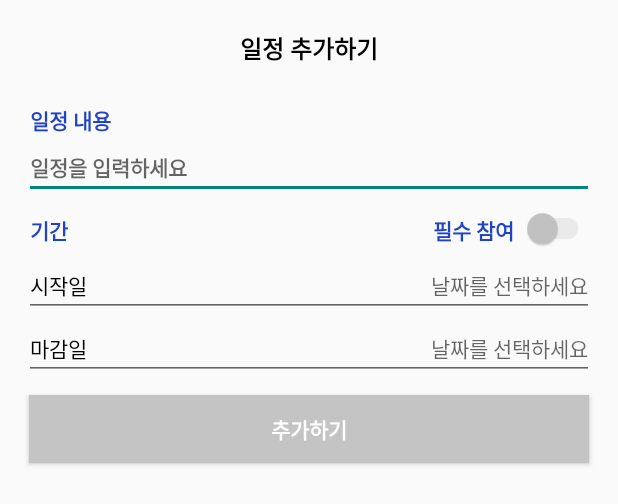
After one commit to DSM-JAVA-PROJECT/Project-Flow_Android, an Android app: the layout add_schedule_bottom.xml on its own in the app's theme, with its tools: preview values and no code run, on a phone screen of 412 x 824 dp. The commit adds this screen. Shown: the top 504 px of the screen. Run offline under Robolectric (Android 15) with nearby library versions, the phone set to English and light mode, and no system bars.

Commit message:
[UPDATE] Add schedule bottomsheet

```diff
--- a/app/src/main/java/com/example/project_flow_android/network/StompClient.kt
+++ b/app/src/main/java/com/example/project_flow_android/network/StompClient.kt
@@ -5,7 +5,7 @@ import ua.naiksoftware.stomp.Stomp
 
 class StompClient : Thread() {
     override fun run() {
-        val url = "ws://211.38.86.92:8010/websocket"
+        val url = "ws://54.180.224.67:8080/websocket"
         val stompClient = Stomp.over(Stomp.ConnectionProvider.OKHTTP, url)
 
         stompClient.connect()
--- a/app/src/main/java/com/example/project_flow_android/ui/chat/ChatRvAdapter.kt
+++ b/app/src/main/java/com/example/project_flow_android/ui/chat/ChatRvAdapter.kt
@@ -1,5 +1,6 @@
 package com.example.project_flow_android.ui.chat
 
+import android.net.Uri
 import android.view.LayoutInflater
 import android.view.View
 import android.view.ViewGroup
@@ -10,18 +11,21 @@ import kotlinx.android.synthetic.main.chat_item_mine.view.*
 import kotlinx.android.synthetic.main.chat_item_other.view.*
 import java.lang.RuntimeException
 
-class ChatRvAdapter(private val items: ChatListResponse) : RecyclerView.Adapter<RecyclerView.ViewHolder>() {
+class ChatRvAdapter(private val items: ChatListResponse) :
+    RecyclerView.Adapter<RecyclerView.ViewHolder>() {
     private val MINE_TALK = 0
     private val OTHER_TALK = 1
 
-    override fun onCreateViewHolder(parent: ViewGroup, viewType: Int) : RecyclerView.ViewHolder {
-        return when(viewType){
+    override fun onCreateViewHolder(parent: ViewGroup, viewType: Int): RecyclerView.ViewHolder {
+        return when (viewType) {
             MINE_TALK -> {
-                val inflateView = LayoutInflater.from(parent.context).inflate(R.layout.chat_item_mine, parent, false)
+                val inflateView = LayoutInflater.from(parent.context)
+                    .inflate(R.layout.chat_item_mine, parent, false)
                 MineViewHolder(inflateView)
             }
             OTHER_TALK -> {
-                val inflateView = LayoutInflater.from(parent.context).inflate(R.layout.chat_item_other, parent, false)
+                val inflateView = LayoutInflater.from(parent.context)
+                    .inflate(R.layout.chat_item_other, parent, false)
                 OtherViewHolder(inflateView)
             }
             else -> throw RuntimeException("알 수 없는 viewType")
@@ -30,12 +34,11 @@ class ChatRvAdapter(private val items: ChatListResponse) : RecyclerView.Adapter<
 
     override fun onBindViewHolder(holder: RecyclerView.ViewHolder, position: Int) {
         val item = items.chatListResponse[position]
-        if(holder is MineViewHolder){
+        if (holder is MineViewHolder) {
             holder.apply {
                 bind(item)
             }
-        }
-        else if(holder is OtherViewHolder){
+        } else if (holder is OtherViewHolder) {
             holder.apply {
                 bind(item)
             }
@@ -45,22 +48,36 @@ class ChatRvAdapter(private val items: ChatListResponse) : RecyclerView.Adapter<
     override fun getItemCount() = items.chatListResponse.size
 
     override fun getItemViewType(position: Int): Int {
-        return if(items.chatListResponse[position].isMine)MINE_TALK else OTHER_TALK
+        return if (items.chatListResponse[position].isMine) MINE_TALK else OTHER_TALK
     }
 
-    inner class MineViewHolder(v : View) : RecyclerView.ViewHolder(v){
+    inner class MineViewHolder(v: View) : RecyclerView.ViewHolder(v) {
         val view = v
-        fun bind(item : ChatListResponse.ChatContentResponse){
+        fun bind(item: ChatListResponse.ChatContentResponse) {
             view.chat_mine_content_tv.text = item.message
             view.chat_mine_time_tv.text = item.createdAt
         }
     }
 
-    inner class OtherViewHolder(v : View) : RecyclerView.ViewHolder(v){
+    inner class OtherViewHolder(v: View) : RecyclerView.ViewHolder(v) {
         val view = v
-        fun bind(item : ChatListResponse.ChatContentResponse){
+        fun bind(item: ChatListResponse.ChatContentResponse) {
             view.chat_other_content_tv.text = item.message
             view.chat_other_time_tv.text = item.createdAt
         }
     }
+
+    inner class MineImage(v: View) : RecyclerView.ViewHolder(v) {
+        val view = v
+        fun bind() {
+
+        }
+    }
+
+    inner class OtherImage(v: View) : RecyclerView.ViewHolder(v) {
+        val view = v
+        fun bind() {
+
+        }
+    }
 }
--- a/app/src/main/java/com/example/project_flow_android/ui/chat/fragment/ChatFragment.kt
+++ b/app/src/main/java/com/example/project_flow_android/ui/chat/fragment/ChatFragment.kt
@@ -13,6 +13,7 @@ import com.example.project_flow_android.network.StompClient
 import com.example.project_flow_android.ui.chat.ChatActivity
 import com.example.project_flow_android.util.GalleryHelper
 import com.example.project_flow_android.util.KeyboardUtil
+import com.google.android.material.bottomsheet.BottomSheetDialog
 import kotlinx.android.synthetic.main.fragment_chat.*
 
 class ChatFragment : Fragment() {
@@ -62,5 +63,12 @@ class ChatFragment : Fragment() {
         chat_manage_tv.setOnClickListener{
             (activity as ChatActivity).replace(ManageFragment())
         }
+        chat_add_schedule_tv.setOnClickListener{
+            val bottom = BottomSheetDialog(requireContext())
+            bottom.setContentView(R.layout.add_schedule_bottom)
+            bottom.show()
+        }
     }
+
+
 }
--- /dev/null
+++ b/app/src/main/res/drawable/bottomsheet_radius.xml
@@ -0,0 +1,7 @@
+<?xml version="1.0" encoding="utf-8"?>
+<shape xmlns:android="http://schemas.android.com/apk/res/android"
+    android:shape="rectangle">
+    <solid android:color="@color/white"/>
+    <corners android:topRightRadius="10dp"
+        android:topLeftRadius="10dp"/>
+</shape>
--- /dev/null
+++ b/app/src/main/res/layout/add_schedule_bottom.xml
@@ -0,0 +1,156 @@
+<?xml version="1.0" encoding="utf-8"?>
+<androidx.constraintlayout.widget.ConstraintLayout
+    xmlns:android="http://schemas.android.com/apk/res/android"
+    xmlns:app="http://schemas.android.com/apk/res-auto"
+    android:layout_width="match_parent"
+    android:layout_height="wrap_content">
+
+    <TextView
+        android:id="@+id/textView2"
+        android:layout_width="wrap_content"
+        android:layout_height="wrap_content"
+        android:layout_marginTop="20dp"
+        android:text="@string/add_schedule_bottom_title"
+        android:textColor="@color/black"
+        android:textSize="16sp"
+        android:textStyle="bold"
+        app:layout_constraintEnd_toEndOf="parent"
+        app:layout_constraintStart_toStartOf="parent"
+        app:layout_constraintTop_toTopOf="parent" />
+
+    <TextView
+        android:id="@+id/textView3"
+        android:layout_width="wrap_content"
+        android:layout_height="wrap_content"
+        android:layout_marginStart="20dp"
+        android:layout_marginTop="25dp"
+        android:text="@string/add_schedule_bottom_content"
+        android:textColor="@color/color_flow"
+        android:textSize="14sp"
+        android:textStyle="bold"
+        app:layout_constraintStart_toStartOf="parent"
+        app:layout_constraintTop_toBottomOf="@+id/textView2" />
+
+    <EditText
+        android:id="@+id/add_schedule_content_et"
+        android:layout_width="match_parent"
+        android:layout_height="wrap_content"
+        android:layout_marginStart="16dp"
+        android:layout_marginEnd="16dp"
+        android:textSize="14sp"
+        android:textStyle="bold"
+        android:textColor="@color/black"
+        android:hint="@string/add_schedule_bottom_content_hint"
+        app:layout_constraintEnd_toEndOf="parent"
+        app:layout_constraintStart_toStartOf="parent"
+        app:layout_constraintTop_toBottomOf="@+id/textView3" />
+
+    <TextView
+        android:id="@+id/textView5"
+        android:layout_width="wrap_content"
+        android:layout_height="wrap_content"
+        android:layout_marginStart="20dp"
+        android:layout_marginTop="10dp"
+        android:text="@string/add_schedule_bottom_term"
+        android:textColor="@color/color_flow"
+        android:textSize="14sp"
+        android:textStyle="bold"
+        app:layout_constraintStart_toStartOf="parent"
+        app:layout_constraintTop_toBottomOf="@+id/add_schedule_content_et" />
+
+    <androidx.appcompat.widget.SwitchCompat
+        android:id="@+id/switchCompat"
+        android:layout_width="wrap_content"
+        android:layout_height="wrap_content"
+        android:layout_marginTop="6dp"
+        android:layout_marginEnd="16dp"
+        android:theme="@style/Switch"
+        app:layout_constraintEnd_toEndOf="parent"
+        app:layout_constraintTop_toBottomOf="@+id/add_schedule_content_et" />
+
+    <TextView
+        android:layout_width="wrap_content"
+        android:layout_height="wrap_content"
+        android:layout_marginTop="10dp"
+        android:layout_marginEnd="5dp"
+        android:text="@string/add_schedule_bottom_essential"
+        android:textColor="@color/color_flow"
+        android:textSize="14sp"
+        android:textStyle="bold"
+        app:layout_constraintEnd_toStartOf="@+id/switchCompat"
+        app:layout_constraintTop_toBottomOf="@+id/add_schedule_content_et" />
+
+    <TextView
+        android:id="@+id/textView6"
+        android:layout_width="wrap_content"
+        android:layout_height="wrap_content"
+        android:layout_marginStart="20dp"
+        android:layout_marginTop="15dp"
+        android:text="@string/add_schedule_bottom_start"
+        android:textColor="@color/black"
+        android:textSize="14sp"
+        app:layout_constraintStart_toStartOf="parent"
+        app:layout_constraintTop_toBottomOf="@+id/textView5" />
+
+    <EditText
+        android:id="@+id/add_schedule_start_et"
+        android:layout_width="match_parent"
+        android:layout_height="wrap_content"
+        android:layout_marginTop="5dp"
+        android:layout_marginStart="16sp"
+        android:layout_marginEnd="16sp"
+        android:gravity="end"
+        android:hint="@string/add_schedule_bottom_date_hint"
+        android:textSize="14sp"
+        android:textColor="@color/black"
+        android:clickable="false"
+        app:layout_constraintEnd_toEndOf="parent"
+        app:layout_constraintStart_toStartOf="parent"
+        app:layout_constraintTop_toBottomOf="@+id/textView5" />
+
+    <TextView
+        android:id="@+id/textView7"
+        android:layout_width="wrap_content"
+        android:layout_height="wrap_content"
+        android:layout_marginTop="10dp"
+        android:layout_marginStart="20dp"
+        android:text="@string/add_schedule_bottom_end"
+        android:textColor="@color/black"
+        android:textSize="14sp"
+        app:layout_constraintStart_toStartOf="parent"
+        app:layout_constraintTop_toBottomOf="@+id/add_schedule_start_et" />
+
+    <EditText
+        android:id="@+id/add_schedule_end_et"
+        android:layout_width="match_parent"
+        android:layout_height="wrap_content"
+        android:layout_marginStart="16dp"
+        android:layout_marginEnd="16dp"
+        android:gravity="end"
+        android:hint="@string/add_schedule_bottom_date_hint"
+        android:textColor="@color/black"
+        android:textSize="14sp"
+        android:clickable="false"
+        app:layout_constraintEnd_toEndOf="parent"
+        app:layout_constraintStart_toStartOf="parent"
+        app:layout_constraintTop_toBottomOf="@+id/add_schedule_start_et" />
+
+    <Button
+        android:id="@+id/add_schedule_btn"
+        android:layout_width="match_parent"
+        android:layout_height="45dp"
+        android:layout_marginStart="19dp"
+        android:layout_marginTop="10dp"
+        android:layout_marginEnd="19dp"
+        android:layout_marginBottom="15dp"
+        android:background="@color/color_gray"
+        android:text="@string/add_schedule_bottom_btn"
+        android:textColor="@color/white"
+        android:textSize="14sp"
+        android:textStyle="bold"
+        app:layout_constraintBottom_toBottomOf="parent"
+        app:layout_constraintEnd_toEndOf="parent"
+        app:layout_constraintStart_toStartOf="parent"
+        app:layout_constraintTop_toBottomOf="@+id/add_schedule_end_et" />
+
+</androidx.constraintlayout.widget.ConstraintLayout>
--- a/app/src/main/res/values/strings.xml
+++ b/app/src/main/res/values/strings.xml
@@ -25,4 +25,13 @@
     <string name="schedule"> 일정</string>
     <string name="schedule_exclude">일정 제외하기</string>
     <string name="schedule_delete">일정 삭제하기</string>
+    <string name="add_schedule_bottom_title">일정 추가하기</string>
+    <string name="add_schedule_bottom_content">일정 내용</string>
+    <string name="add_schedule_bottom_content_hint">일정을 입력하세요</string>
+    <string name="add_schedule_bottom_term">기간</string>
+    <string name="add_schedule_bottom_start">시작일</string>
+    <string name="add_schedule_bottom_end">마감일</string>
+    <string name="add_schedule_bottom_essential">필수 참여</string>
+    <string name="add_schedule_bottom_btn">추가하기</string>
+    <string name="add_schedule_bottom_date_hint">날짜를 선택하세요</string>
 </resources>
--- a/app/src/main/res/values/style.xml
+++ b/app/src/main/res/values/style.xml
@@ -5,4 +5,13 @@
         <item name="colorSwitchThumbNormal">#C4C4C4</item>
         <item name="android:colorForeground">#C4C4C4</item>
     </style>
+
+    <style name="AppBottomSheetDialogTheme" parent="Theme.Design.Light.BottomSheetDialog">
+        <item name="bottomSheetStyle">@style/AppModalStyle</item>
+        <item name="android:windowSoftInputMode">adjustResize</item>
+    </style>
+
+    <style name="AppModalStyle" parent="Widget.Design.BottomSheet.Modal">
+        <item name="android:background">@drawable/bottomsheet_radius</item>
+    </style>
 </resources>
--- a/app/src/main/res/values/themes.xml
+++ b/app/src/main/res/values/themes.xml
@@ -16,5 +16,6 @@
 
     <style name="AppTheme" parent="Theme.Design.Light.NoActionBar">
         <item name="android:statusBarColor">@color/black</item>
+        <item name="bottomSheetDialogTheme">@style/AppBottomSheetDialogTheme</item>
     </style>
 </resources>
```
